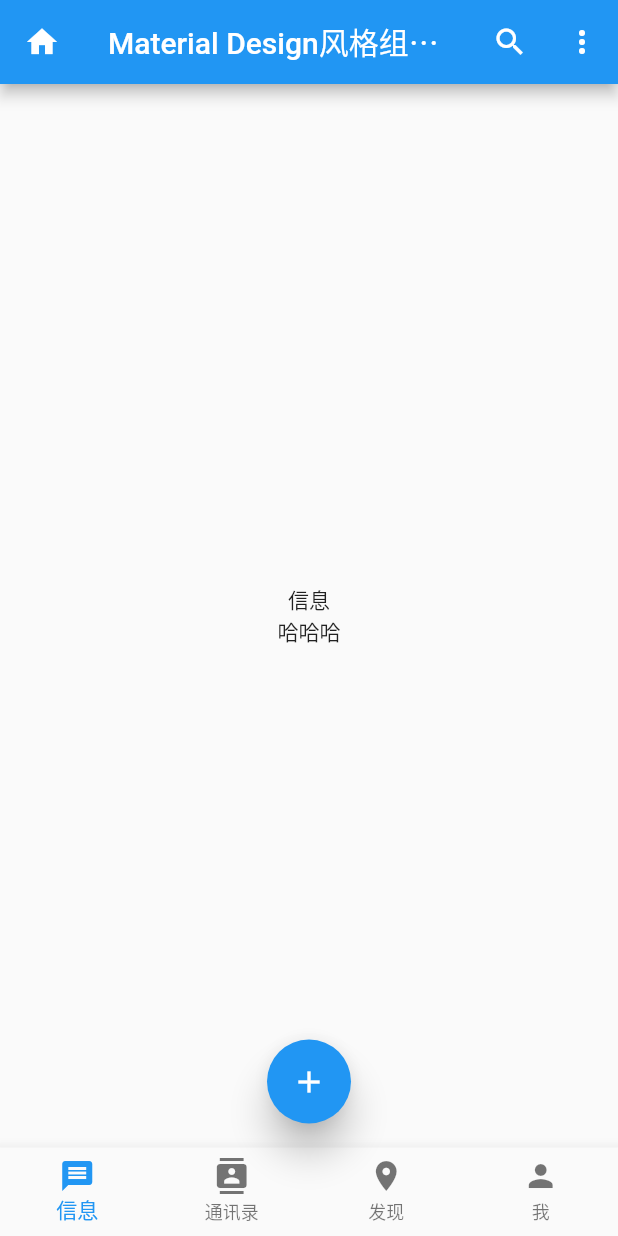
After one commit to NAFISNEHC/BirthdayNotes, a Flutter app: the MyHomePage screen opened directly, on a phone screen of 412 x 824 dp. The commit adds this screen. Run offline on Flutter 3.47's test engine with Material 2 defaults, Android fonts, the phone set to English and light mode, and no system bars; our stand-ins replace bot_toast.

```diff
--- /dev/null
+++ b/lib/component/12-material.dart
@@ -0,0 +1,191 @@
+import 'package:flutter/material.dart';
+
+///
+///  materialApp
+///  home    指定我们 app的主页
+
+void main(List<String> args) =>
+    runApp(MaterialApp(home: MyHomePage(), title: 'MaterialApp', routes: {
+      '/other': (BuildContext context) => OtherPage(),
+    })); // runApp 是定义在 widget 库中
+
+class MyHomePage extends StatefulWidget {
+  @override
+  _MyHomePageState createState() => _MyHomePageState();
+}
+
+class _MyHomePageState extends State<MyHomePage> {
+  int _currentIndex = 0;
+  final _widgetsOptions = [
+    Text('信息'),
+    Text('通讯录'),
+    Text('发现'),
+    Text('我'),
+  ];
+
+  @override
+  Widget build(BuildContext context) => Scaffold(
+        appBar: AppBar(
+          // backgroundColor: Colors.grey,
+          title: Text(
+            'Material Design风格组件库',
+          ),
+          leading: Icon(Icons.home),
+          actions: <Widget>[
+            IconButton(
+              icon: Icon(Icons.search),
+              onPressed: () => print('搜索'),
+            ),
+            IconButton(
+              icon: Icon(Icons.more_vert),
+              onPressed: () => print('更多'),
+            )
+          ],
+        ),
+        body: Center(
+          child: Column(
+            children: <Widget>[_widgetsOptions[_currentIndex], Text('哈哈哈')],
+            mainAxisAlignment: MainAxisAlignment.center,
+          ),
+        ),
+        floatingActionButton: FloatingActionButton(
+          child: Icon(Icons.add),
+          tooltip: '长按会跳出来',
+          onPressed: () => Navigator.pushNamed(context, '/other'),
+          // foregroundColor: Colors.yellow,
+          // backgroundColor: Colors.grey,
+          elevation: 10.0,
+          // shape: RoundedRectangleBorder(),
+        ),
+        floatingActionButtonLocation: FloatingActionButtonLocation.centerFloat,
+        // backgroundColor: Colors.pink,
+        bottomNavigationBar: BottomNavigationBar(
+          items: <BottomNavigationBarItem>[
+            BottomNavigationBarItem(
+              title: Text('信息'),
+              icon: Icon(Icons.message),
+            ),
+            BottomNavigationBarItem(
+              title: Text('通讯录'),
+              icon: Icon(Icons.contacts),
+            ),
+            BottomNavigationBarItem(
+              title: Text('发现'),
+              icon: Icon(Icons.location_on),
+            ),
+            BottomNavigationBarItem(
+              title: Text('我'),
+              icon: Icon(Icons.person),
+            ),
+          ],
+          // 默认的type 是  底部导航栏 混合模式
+          // type: BottomNavigationBarType.shifting,
+          type: BottomNavigationBarType.fixed,
+          currentIndex: _currentIndex,
+          onTap: (index) {
+            setState(() {
+              _currentIndex = index;
+            });
+          },
+        ),
+        drawer: _buildDrawer(),
+        endDrawer: Container(
+          child: Text('aaa'),
+        ),
+      );
+
+  Drawer _buildDrawer() {
+    return Drawer(
+      child: ListView(
+        children: <Widget>[
+          UserAccountsDrawerHeader(
+            // 点击头像   会有一个账户信息
+            currentAccountPicture: CircleAvatar(
+              backgroundImage: NetworkImage(
+                  'http://b-ssl.duitang.com/uploads/item/201809/26/20180926162125_vjbwi.jpg'),
+            ),
+            accountName: Text('Eason'),
+            accountEmail: Text('2330053753@qq.com'),
+            otherAccountsPictures: <Widget>[
+              Icon(Icons.camera),
+              Icon(Icons.error),
+            ],
+            decoration: BoxDecoration(
+              image: DecorationImage(
+                image: AssetImage('images/tzd.jpg'),
+                fit: BoxFit.fill,
+              ),
+            ),
+          ),
+          ListTile(
+            leading: Icon(Icons.payment),
+            title: Text('会员特权'),
+            trailing: Icon(Icons.arrow_forward_ios),
+          ),
+          ListTile(
+            leading: Icon(Icons.payment),
+            title: Text('会员特权'),
+            trailing: Icon(Icons.arrow_forward_ios),
+          ),
+          ListTile(
+            leading: Icon(Icons.payment),
+            title: Text('会员特权'),
+            trailing: Icon(Icons.arrow_forward_ios),
+          ),
+          ListTile(
+            leading: Icon(Icons.payment),
+            title: Text('会员特权'),
+            trailing: Icon(Icons.arrow_forward_ios),
+          ),
+          ListTile(
+            leading: Icon(Icons.payment),
+            title: Text('会员特权'),
+            trailing: Icon(Icons.arrow_forward_ios),
+          ),
+          ListTile(
+            leading: Icon(Icons.payment),
+            title: Text('会员特权'),
+            trailing: Icon(Icons.arrow_forward_ios),
+          ),
+          ListTile(
+            leading: Icon(Icons.payment),
+            title: Text('会员特权'),
+            trailing: Icon(Icons.arrow_forward_ios),
+          ),
+          ListTile(
+            leading: Icon(Icons.payment),
+            title: Text('会员特权'),
+            trailing: Icon(Icons.arrow_forward_ios),
+          ),
+          ListTile(
+            leading: Icon(Icons.payment),
+            title: Text('会员特权'),
+            trailing: Icon(Icons.arrow_forward_ios),
+          ),
+          ListTile(
+            leading: Icon(Icons.payment),
+            title: Text('会员特权'),
+            trailing: Icon(Icons.arrow_forward_ios),
+          ),
+          AboutListTile(
+            icon: Icon(Icons.error),
+            child: Text('关于我们'),
+            applicationIcon: Icon(Icons.person),
+            applicationName: '天之道',
+            applicationVersion: '1.0.3',
+          )
+        ],
+      ),
+    );
+  }
+}
+
+class OtherPage extends StatelessWidget {
+  @override
+  Widget build(BuildContext context) => Scaffold(
+        appBar: AppBar(
+          title: Text('另一个页面'),
+        ),
+        body: Text('我的另一个页面'),
+      );
+}
--- a/lib/main.dart
+++ b/lib/main.dart
@@ -9,7 +9,7 @@ class MyApp extends StatelessWidget {
   Widget build(BuildContext context) {
     return new MaterialApp(
       navigatorObservers: [BotToastNavigatorObserver()], //1.注册路由观察者
-      initialRoute: '/',
+      initialRoute: 'main',
       routes: MainRouters.routes(),
     );
   }
--- a/lib/routers/MainRouters.dart
+++ b/lib/routers/MainRouters.dart
@@ -1,15 +1,17 @@
 import 'package:bot_toast/bot_toast.dart';
 import 'package:flutter/widgets.dart';
 import 'package:flutter_app/page/HomePage.dart';
+import 'package:flutter_app/page/LoginPage.dart';
 import 'package:flutter_app/page/MainPage.dart';
 
 class MainRouters {
   static Map<String, WidgetBuilder> routes() {
     return <String, WidgetBuilder>{
-      '/': (BuildContext context) => new MainPage(),
-      '/home': (BuildContext context) => BotToastInit(
+      'main': (context) => MainPage(),
+      'home': (context) => BotToastInit(
             child: HomePage(),
           ),
+      'login_page': (context) => LoginPage(),
     };
   }
 }
```
Also changed, not shown: lib/component/18-navigator.dart (added, +122 -0 lines), lib/page/LoginPage.dart (added, +16 -0 lines), lib/page/MainPage.dart (+3 -14 lines).
